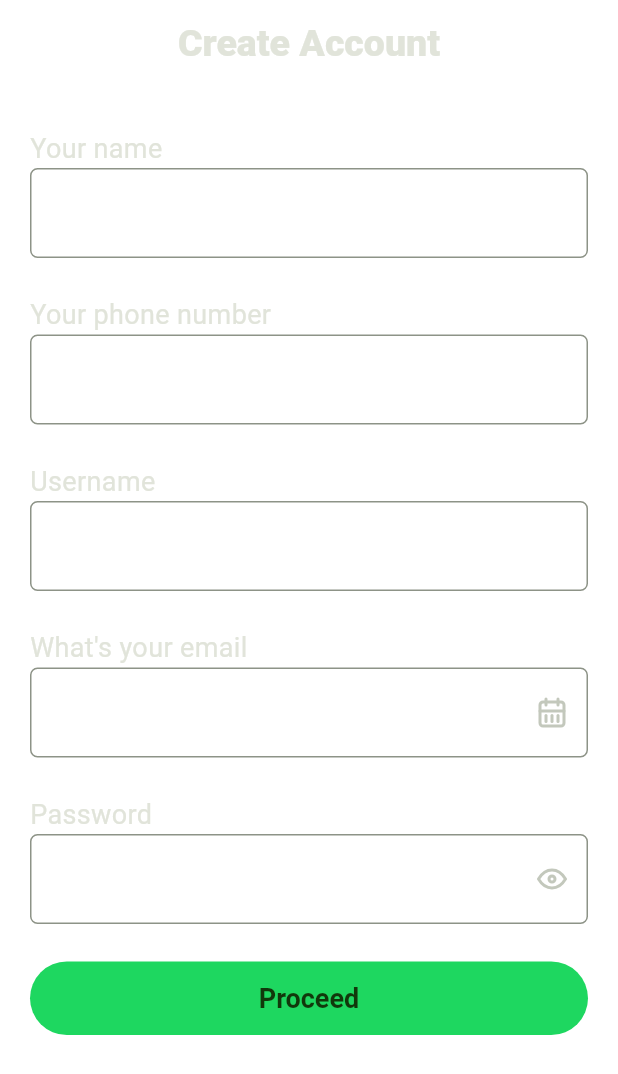
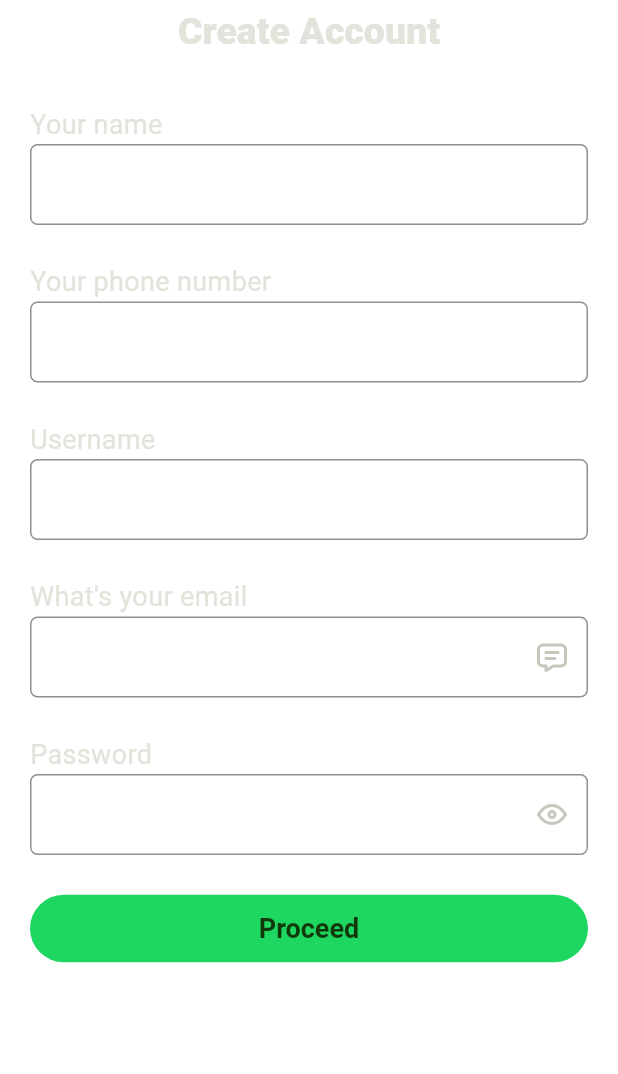
Before and after one commit to martin-codex3/Faceit, a Flutter app: the screen it shows after launch, on a phone screen of 412 x 824 dp. Shown: the top 1074 px of the screen. Run offline on Flutter 3.47's test engine with Material 3 defaults, Android fonts, the phone set to English and light mode, and no system bars; our stand-ins replace dio, flutter_tabler_icons, freezed_annotation, riverpod; Roboto replaces fonts that are missing (ProFont).

Commit message:
adding riverpod

```diff
--- a/face_it_app/lib/pages/authentication/create_account_page.dart
+++ b/face_it_app/lib/pages/authentication/create_account_page.dart
@@ -132,7 +132,7 @@ class _CreateAccountPageState extends State<CreateAccountPage> {
                             controller: _email,
                             keyboardType: TextInputType.emailAddress,
                             decoration: InputDecoration(
-                              suffixIcon: Icon(TablerIcons.calendar_month),
+                              suffixIcon: Icon(TablerIcons.message),
                             ),
                             onTapOutside: (event) {
                               FocusScope.of(context).unfocus();
--- a/face_it_app/lib/themes/app_theme.dart
+++ b/face_it_app/lib/themes/app_theme.dart
@@ -40,14 +40,15 @@ class AppTheme {
       elevation: 0.0,
       surfaceTintColor: Colors.transparent,
       centerTitle: true,
+      toolbarHeight: 40,
     ),
 
     // for the input field here
     inputDecorationTheme: InputDecorationThemeData(
       border: OutlineInputBorder(borderRadius: BorderRadius.circular(5)),
-      contentPadding: const EdgeInsets.symmetric(vertical: 18, horizontal: 10),
+      contentPadding: const EdgeInsets.symmetric(vertical: 15, horizontal: 10),
       errorBorder: OutlineInputBorder(
-        borderSide: BorderSide(color: AppColors.primaryMainRed, width: 2),
+        borderSide: BorderSide(color: AppColors.primaryMainRed, width: 1),
       ),
       errorStyle: TextStyle(color: AppColors.primaryMainRed),
     ),
@@ -64,7 +65,7 @@ class AppTheme {
           fontWeight: FontWeight.w700,
         ),
         iconColor: AppColors.primaryBlack,
-        padding: const EdgeInsets.all(14),
+        padding: const EdgeInsets.all(12),
       ),
     ),
   );
--- a/face_it_app/pubspec.yaml
+++ b/face_it_app/pubspec.yaml
@@ -40,6 +40,7 @@ dependencies:
   json_annotation: ^4.11.0
   dio: ^5.9.1
   riverpod: ^2.6.1
+  flutter_riverpod: ^2.6.1
 
 dev_dependencies:
   flutter_test:
```
Also changed, not shown: face_it_app/lib/controllers/auth_controllers/auth_controller.dart (+12 -0 lines), face_it_app/pubspec.lock.
